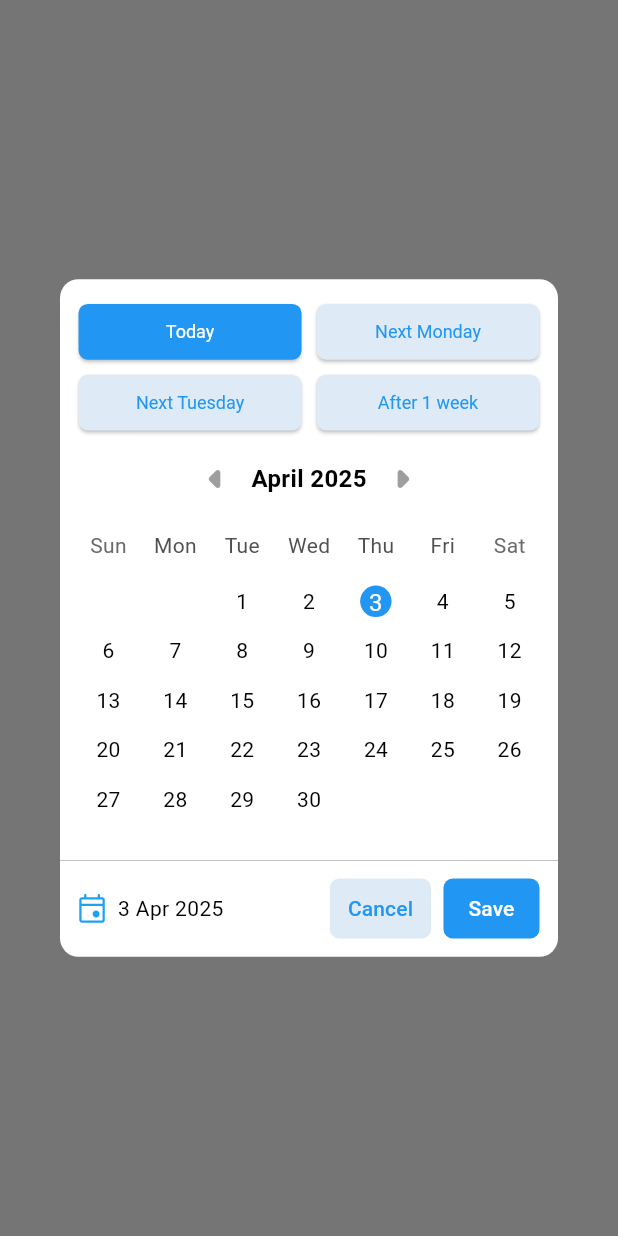
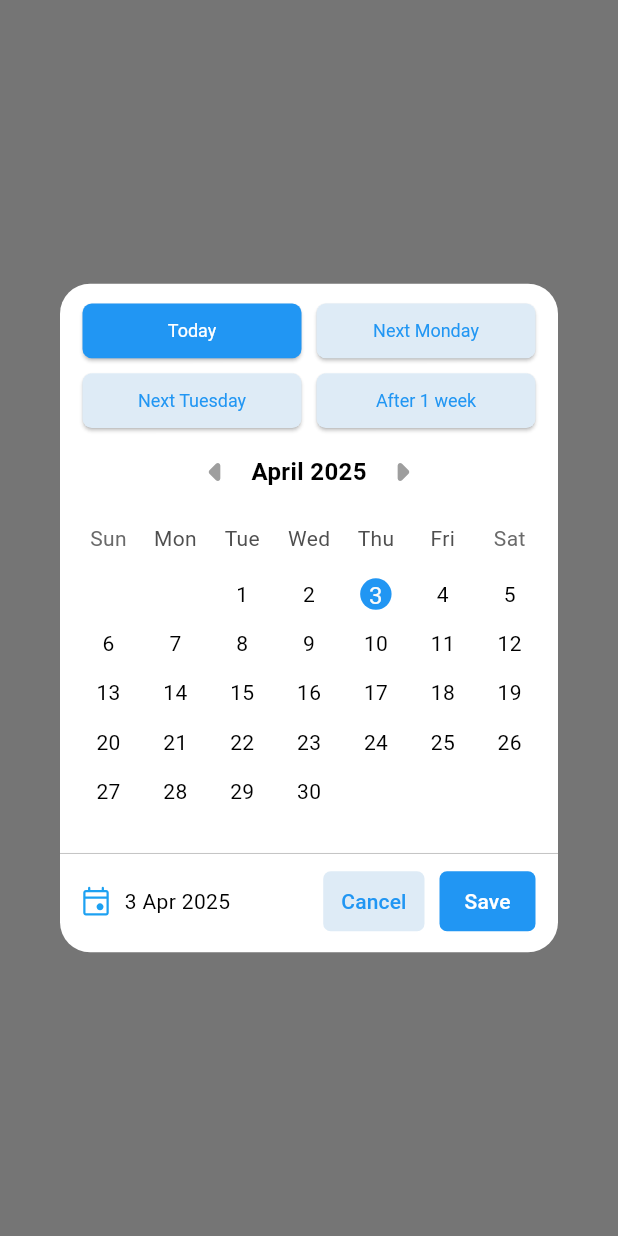
Before and after one commit to Codeclopedia/realtime_innovation, a Flutter app: what showCustomDatePicker() shows on an empty page, opened directly with empty values, on a phone screen of 412 x 824 dp. Run offline on Flutter 3.47's test engine with Material 3 defaults, Android fonts, the phone set to English and light mode, and no system bars; drawn by our look-alikes of table_calendar; our stand-ins replace equatable, flutter_bloc, flutter_slidable, flutter_svg, shared_preferences; accounts and stored records are empty.

Commit message:
new updates

```diff
--- a/lib/main.dart
+++ b/lib/main.dart
@@ -12,6 +12,7 @@ final GlobalKey<NavigatorState> navigatorKey = GlobalKey<NavigatorState>();
 
 void main() {
   WidgetsFlutterBinding.ensureInitialized();
+
   final employeeRepository = EmployeeRepositoryImpl();
 
   runApp(
--- a/lib/presentation/widgets/custom_calender.dart
+++ b/lib/presentation/widgets/custom_calender.dart
@@ -53,8 +53,8 @@ Widget calendarScreen(bool isLastDate, DateTime? joiningDate) {
                 ),
                 Text(
                   "${monthName(state.focusedDay.month)} ${state.focusedDay.year}",
-                  style: TextStyle(
-                    fontSize: AppSizing.sp(16),
+                  style: const TextStyle(
+                    fontSize: 16,
                     fontWeight: FontWeight.bold,
                   ),
                 ),
@@ -81,6 +81,7 @@ Widget calendarScreen(bool isLastDate, DateTime? joiningDate) {
                 availableGestures: AvailableGestures.none,
                 headerVisible: false,
                 calendarStyle: const CalendarStyle(
+                  tablePadding: EdgeInsets.zero,
                   todayDecoration: BoxDecoration(
                     shape: BoxShape.circle,
                   ),
--- a/lib/presentation/widgets/custom_datepicker_widget.dart
+++ b/lib/presentation/widgets/custom_datepicker_widget.dart
@@ -29,8 +29,10 @@ Future<void> showCustomDatePicker(
           builder: (context, state) {
             return Dialog(
               shape: RoundedRectangleBorder(
-                borderRadius: BorderRadius.circular(AppSizing.w(3)),
+                borderRadius: BorderRadius.circular(20),
               ),
+              child: SizedBox(
+                width: 400,
                 child: Column(
                   mainAxisSize: MainAxisSize.min,
                   children: [
@@ -38,12 +40,12 @@ Future<void> showCustomDatePicker(
                     GridView.builder(
                       shrinkWrap: true,
                       physics: const NeverScrollableScrollPhysics(),
-                    padding: EdgeInsets.symmetric(
-                        horizontal: AppSizing.w(3), vertical: AppSizing.h(1)),
+                      padding: const EdgeInsets.symmetric(
+                          horizontal: 15, vertical: 5),
                       gridDelegate:
                           const SliverGridDelegateWithFixedCrossAxisCount(
-                      crossAxisCount: 2,
-                      childAspectRatio: 4,
+                        crossAxisCount: 2, // More columns on web
+                        childAspectRatio: 4, // Adjust ratio
                         crossAxisSpacing: 10,
                         mainAxisSpacing: 10,
                       ),
@@ -97,17 +99,15 @@ Future<void> showCustomDatePicker(
                       thickness: AppSizing.h(0.05),
                     ),
                     Padding(
-                    padding: EdgeInsets.only(
-                        left: AppSizing.w(3),
-                        right: AppSizing.w(3),
-                        bottom: AppSizing.h(1)),
+                      padding: const EdgeInsets.only(
+                          left: 15, right: 15, bottom: 10),
                       child: Row(
                         mainAxisAlignment: MainAxisAlignment.spaceBetween,
                         children: [
                           Row(
                             children: [
                               SvgPicture.asset("assets/svg/calendar_icon.svg"),
-                            SizedBox(width: AppSizing.w(2)),
+                              const SizedBox(width: 10),
                               Text(
                                 state.selectedDay == null
                                     ? "No Date"
@@ -125,7 +125,7 @@ Future<void> showCustomDatePicker(
                                   onTap: () {
                                     Navigator.pop(context);
                                   }),
-                            SizedBox(width: AppSizing.w(2)),
+                              const SizedBox(width: 10),
                               _actionButton(
                                 text: "Save",
                                 isAcceptButton: true,
@@ -140,6 +140,7 @@ Future<void> showCustomDatePicker(
                       ),
                     ),
                   ],
+                ),
               ),
             );
           },
@@ -177,8 +178,7 @@ Widget _actionButton(
   return TextButton(
     onPressed: onTap,
     style: TextButton.styleFrom(
-        shape: RoundedRectangleBorder(
-            borderRadius: BorderRadius.circular(AppSizing.w(1.5))),
+        shape: RoundedRectangleBorder(borderRadius: BorderRadius.circular(5)),
         backgroundColor: isAcceptButton ?? false
             ? AppColors.buttonBackgroundColor
             : AppColors.unselectedButtonBackgroundColor),
--- a/lib/presentation/widgets/custom_dropdown_widget.dart
+++ b/lib/presentation/widgets/custom_dropdown_widget.dart
@@ -19,7 +19,7 @@ Widget buildDropdownField({
       ),
       suffixIcon: Icon(
         Icons.arrow_drop_down_rounded,
-        size: AppSizing.w(8),
+        size: AppSizing.h(5),
       ),
     ),
     onTap: () async {
@@ -40,6 +40,7 @@ Future<String?> _showRoleSelectionSheet(BuildContext context) async {
   ];
 
   return await showModalBottomSheet<String>(
+    constraints: const BoxConstraints(minWidth: double.infinity),
     context: context,
     shape: const RoundedRectangleBorder(
       borderRadius: BorderRadius.vertical(top: Radius.circular(16)),
--- a/pubspec.yaml
+++ b/pubspec.yaml
@@ -38,11 +38,11 @@ dependencies:
   flutter_svg: ^2.0.17
   flutter_bloc: ^9.1.0
   equatable: ^2.0.7
-  sqflite: ^2.4.1
   path: ^1.9.0
   flutter_slidable: ^3.1.2
   intl: ^0.20.2
   table_calendar: ^3.2.0
+  shared_preferences: ^2.5.3
 
 dev_dependencies:
   flutter_test:
```
Also changed, not shown: lib/core/services/local_storage_service.dart (+49 -46 lines), lib/presentation/widgets/date_widgets.dart (+3 -4 lines), pubspec.lock, 1 other file. Lines whose indentation alone changed are shown as unchanged.
